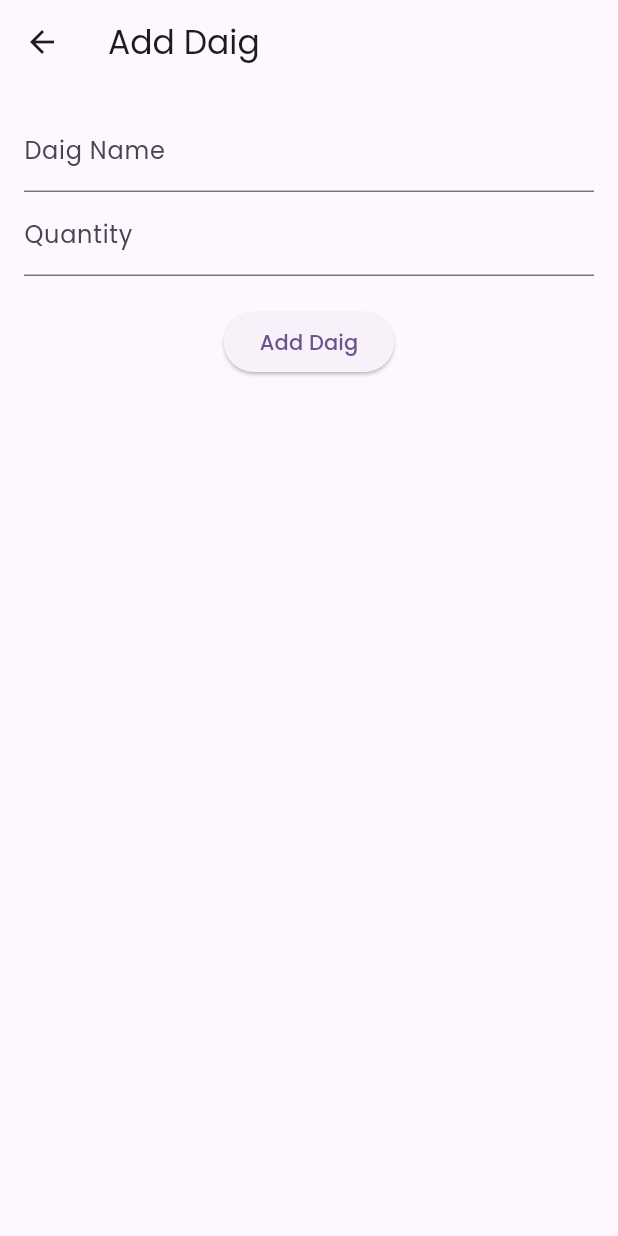
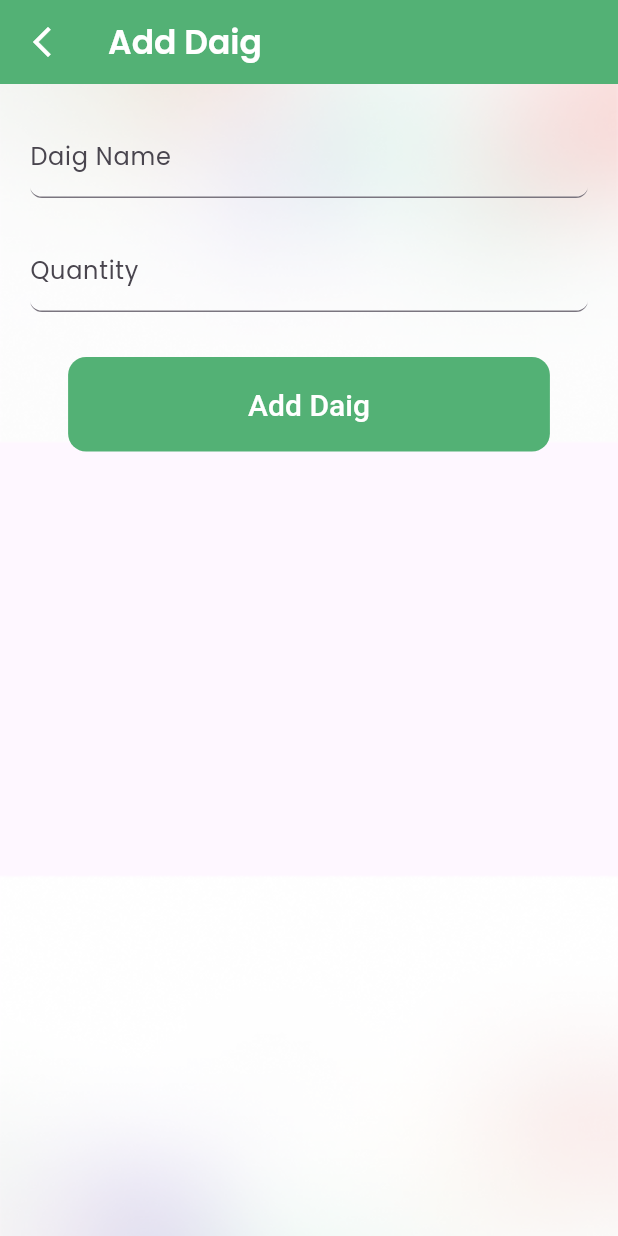
Before and after one commit to bilalahmedkhan786/Catering-Service, a Flutter app: the DaigListScreen screen opened directly, after a tap on the "add" icon, on a phone screen of 412 x 824 dp. Run offline on Flutter 3.47's test engine with Material 3 defaults, Android fonts, the light colour scheme and no system bars; our stand-ins replace cloud_firestore, firebase_auth, firebase_core, get, google_fonts; accounts and stored records are empty.

Commit message:
ui updated

```diff
--- a/lib/cores/auth/firebase_auth.dart
+++ b/lib/cores/auth/firebase_auth.dart
@@ -1,4 +1,4 @@
-import 'package:catering_service_manager/screens/home_screen.dart';
+import 'package:catering_service_manager/screens/daigs/daig_list_screen.dart';
 import 'package:firebase_auth/firebase_auth.dart';
 import 'package:flutter/material.dart';
 import 'package:get/get.dart';
@@ -25,7 +25,7 @@ class Auth {
       await _auth.signInWithEmailAndPassword(email: email, password: password);
       Get.snackbar('Success', 'Logged in successfully!',
           backgroundColor: Colors.green, colorText: Colors.white);
-      Get.offAll(const HomeScreen());
+      Get.offAll(DaigListScreen());
     } on FirebaseAuthException catch (e) {
       Get.snackbar('Error', e.message.toString(),
           backgroundColor: Colors.red, colorText: Colors.white);
--- a/lib/main.dart
+++ b/lib/main.dart
@@ -1,4 +1,4 @@
-import 'package:catering_service_manager/screens/daigs/daig_list_screen.dart';
+import 'package:catering_service_manager/pages/login.dart';
 import 'package:firebase_core/firebase_core.dart';
 import 'package:flutter/material.dart';
 import 'package:get/get.dart';
@@ -24,7 +24,7 @@ class MyApp extends StatelessWidget {
         colorScheme: ColorScheme.fromSeed(seedColor: Colors.deepPurple),
         useMaterial3: true,
       ),
-      home: DaigListScreen(),
+      home: LoginScreen(),
     );
   }
 }
--- a/lib/pages/login.dart
+++ b/lib/pages/login.dart
@@ -70,7 +70,7 @@ class _LoginScreenState extends State<LoginScreen> {
                     fillColor: Colors.white70,
                     border: UnderlineInputBorder(
                       borderSide: BorderSide(color: Colors.black),
-                      borderRadius: BorderRadius.all(Radius.circular(5)),
+                      borderRadius: BorderRadius.all(Radius.circular(8)),
                     ),
                   ),
                 ),
@@ -85,7 +85,7 @@ class _LoginScreenState extends State<LoginScreen> {
                     fillColor: Colors.white70,
                     border: UnderlineInputBorder(
                       borderSide: BorderSide(color: Colors.black),
-                      borderRadius: BorderRadius.all(Radius.circular(5)),
+                      borderRadius: BorderRadius.all(Radius.circular(8)),
                     ),
                   ),
                 ),
--- a/lib/screens/daigs/add_daig_screen.dart
+++ b/lib/screens/daigs/add_daig_screen.dart
@@ -1,6 +1,9 @@
 import 'package:catering_service_manager/models/daig_model.dart';
+import 'package:catering_service_manager/screens/daigs/daig_list_screen.dart';
+import 'package:catering_service_manager/shared/widegts/customButton.dart';
 import 'package:cloud_firestore/cloud_firestore.dart';
 import 'package:flutter/material.dart';
+import 'package:get/get.dart';
 
 class AddDaigScreen extends StatefulWidget {
   @override
@@ -15,27 +18,59 @@ class _AddDaigScreenState extends State<AddDaigScreen> {
   Widget build(BuildContext context) {
     return Scaffold(
       appBar: AppBar(
-        title: Text('Add Daig'),
+        leading: IconButton(
+            onPressed: () {
+              Get.off(DaigListScreen());
+            },
+            icon: const Icon(
+              Icons.arrow_back_ios_new,
+              color: Colors.white,
+            )),
+        backgroundColor: const Color(0xFF53B175),
+        title: const Text(
+          'Add Daig',
+          style: TextStyle(color: Colors.white, fontWeight: FontWeight.w600),
         ),
-      body: Padding(
-        padding: const EdgeInsets.all(16.0),
+      ),
+      body: Container(
+        decoration: const BoxDecoration(
+          image: DecorationImage(
+            image: AssetImage('assets/background.png'),
+            fit: BoxFit.cover,
+          ),
+        ),
+        child: Padding(
+          padding: const EdgeInsets.all(20.0),
           child: Column(
             children: [
               TextField(
                 controller: nameController,
-              decoration: InputDecoration(labelText: 'Daig Name'),
+                decoration: InputDecoration(
+                  labelText: 'Daig Name',
+                  border: UnderlineInputBorder(
+                    borderSide: BorderSide(
+                        style: BorderStyle.solid, color: Colors.black),
+                    borderRadius: BorderRadius.circular(8),
                   ),
+                ),
+              ),
+              SizedBox(height: 20),
               TextField(
                 controller: quantityController,
                 keyboardType: TextInputType.number,
-              decoration: InputDecoration(labelText: 'Quantity'),
+                decoration: InputDecoration(
+                  labelText: 'Quantity',
+                  border: UnderlineInputBorder(
+                    borderSide: BorderSide(
+                        style: BorderStyle.solid, color: Colors.black),
+                    borderRadius: BorderRadius.circular(8),
                   ),
-            SizedBox(height: 20),
-            ElevatedButton(
-              onPressed: onAddDaig,
-              child: Text('Add Daig'),
                 ),
+              ),
+              SizedBox(height: 30),
+              MyButton(text: "Add Daig", onPressed: onAddDaig),
             ],
+          ),
         ),
       ),
     );
@@ -58,6 +93,9 @@ class _AddDaigScreenState extends State<AddDaigScreen> {
   }
 
   void addDaig(Daig daig) async {
-    await FirebaseFirestore.instance.collection('daigs').doc(daig.id).set(daig.toMap());
+    await FirebaseFirestore.instance
+        .collection('daigs')
+        .doc(daig.id)
+        .set(daig.toMap());
   }
 }
--- a/lib/screens/daigs/daig_list_screen.dart
+++ b/lib/screens/daigs/daig_list_screen.dart
@@ -9,13 +9,30 @@ class DaigListScreen extends StatelessWidget {
   Widget build(BuildContext context) {
     return Scaffold(
       appBar: AppBar(
-        title: Text('Daig Inventory Management'),
+        leading: IconButton(
+            onPressed: () {},
+            icon: const Icon(
+              Icons.arrow_back_ios_new,
+              color: Colors.white,
+            )),
+        backgroundColor: const Color(0xFF53B175),
+        title: const Text(
+          'Daig Inventory Management',
+          style: TextStyle(color: Colors.white, fontWeight: FontWeight.w600),
         ),
-      body: StreamBuilder(
+      ),
+      body: Container(
+        decoration: const BoxDecoration(
+          image: DecorationImage(
+            image: AssetImage('assets/background.png'),
+            fit: BoxFit.cover,
+          ),
+        ),
+        child: StreamBuilder(
           stream: FirebaseFirestore.instance.collection('daigs').snapshots(),
           builder: (context, AsyncSnapshot<QuerySnapshot> snapshot) {
             if (!snapshot.hasData)
-            return Center(child: CircularProgressIndicator());
+              return const Center(child: CircularProgressIndicator());
 
             List<Daig> daigList = snapshot.data!.docs
                 .map((doc) => Daig.fromMap(doc.data() as Map<String, dynamic>))
@@ -27,24 +44,31 @@ class DaigListScreen extends StatelessWidget {
                 Daig daig = daigList[index];
                 return ListTile(
                   title: Text(daig.name),
-                subtitle:
-                    Text('Quantity: ${daig.quantity} | Status: ${daig.status}'),
+                  subtitle: Text(
+                      'Quantity: ${daig.quantity} | Status: ${daig.status}'),
                   trailing: Row(
                     mainAxisSize: MainAxisSize.min,
                     children: [
                       IconButton(
-                      icon: Icon(Icons.edit),
+                        icon: const Icon(
+                          Icons.edit,
+                          color: Colors.lightGreen,
+                        ),
                         onPressed: () {
                           Navigator.push(
                             context,
                             MaterialPageRoute(
-                            builder: (context) => UpdateDaigScreen(daig: daig),
+                              builder: (context) =>
+                                  UpdateDaigScreen(daig: daig),
                             ),
                           );
                         },
                       ),
                       IconButton(
-                      icon: Icon(Icons.delete),
+                        icon: const Icon(
+                          Icons.delete,
+                          color: Colors.red,
+                        ),
                         onPressed: () => deleteDaig(daig.id),
                       ),
                     ],
@@ -54,8 +78,13 @@ class DaigListScreen extends StatelessWidget {
             );
           },
         ),
+      ),
       floatingActionButton: FloatingActionButton(
-        child: Icon(Icons.add),
+        backgroundColor: const Color(0xFF53B175),
+        child: const Icon(
+          Icons.add,
+          color: Colors.white,
+        ),
         onPressed: () {
           Navigator.push(
             context,
--- a/lib/shared/widegts/customButton.dart
+++ b/lib/shared/widegts/customButton.dart
@@ -29,15 +29,15 @@ class MyButton extends StatelessWidget {
         onPressed: onPressed,
         child: Text(text),
         style: ElevatedButton.styleFrom(
-          padding: const EdgeInsets.symmetric(horizontal: 140, vertical: 20),
+          padding: const EdgeInsets.symmetric(horizontal: 120, vertical: 20),
           backgroundColor: Colors.transparent,
           shadowColor: Colors.transparent,
           shape: RoundedRectangleBorder(
             borderRadius: BorderRadius.circular(12),
           ),
           textStyle: const TextStyle(
-            fontSize: 18,
-            fontWeight: FontWeight.w400,
+            fontSize: 20,
+            fontWeight: FontWeight.w500,
           ),
           foregroundColor: Colors.white,
         ),
```
Also changed, not shown: lib/screens/daigs/update_daig_screen.dart (+47 -10 lines). Lines whose indentation alone changed are shown as unchanged.
